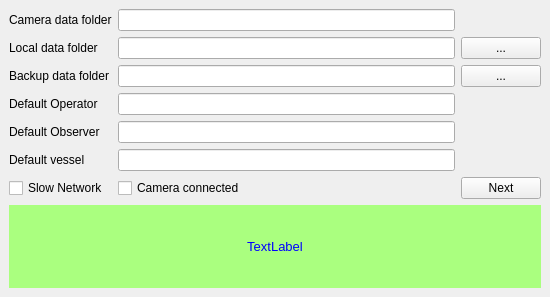
Before: the Qt Designer form src/resources/config.ui in open-AIMS/reefscan_desktop_data_manager, drawn with Qt 5.
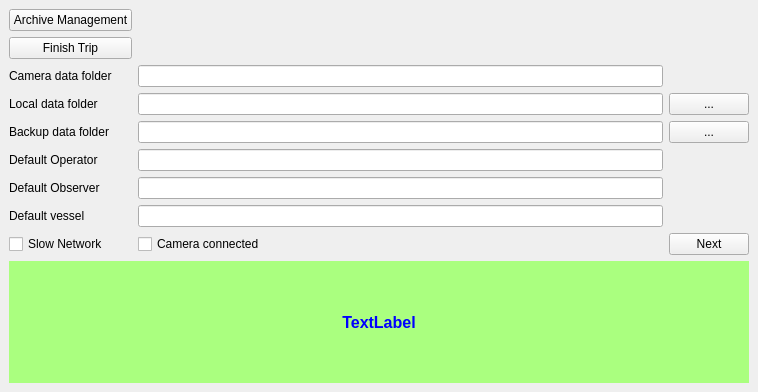
After: the same form once the commit is applied.

Patch:
```diff
--- a/src/resources/config.ui
+++ b/src/resources/config.ui
@@ -6,62 +6,79 @@
    <rect>
     <x>0</x>
     <y>0</y>
-    <width>550</width>
-    <height>297</height>
+    <width>758</width>
+    <height>392</height>
    </rect>
   </property>
   <property name="windowTitle">
-   <string>Configuration</string>
+   <string>AIMS - Reefscan Transom</string>
   </property>
   <widget class="QWidget" name="wid_main">
    <layout class="QGridLayout" name="gridLayout_4">
+    <item row="7" column="0">
+     <widget class="QLabel" name="label_5">
+      <property name="text">
+       <string>Default Observer</string>
+      </property>
+     </widget>
+    </item>
     <item row="5" column="0">
-     <widget class="QLabel" name="label_4">
+     <widget class="QLabel" name="label_2">
       <property name="text">
-       <string>Default vessel</string>
+       <string>Backup data folder</string>
       </property>
      </widget>
     </item>
-    <item row="4" column="1">
-     <widget class="QLineEdit" name="ed_observer"/>
+    <item row="9" column="2">
+     <widget class="QPushButton" name="btn_next">
+      <property name="text">
+       <string>Next</string>
+      </property>
+     </widget>
     </item>
-    <item row="3" column="1">
-     <widget class="QLineEdit" name="ed_operator"/>
+    <item row="5" column="1">
+     <widget class="QLineEdit" name="edBackup"/>
     </item>
-    <item row="1" column="2">
-     <widget class="QPushButton" name="btnLocal">
+    <item row="5" column="2">
+     <widget class="QPushButton" name="btnBackup">
       <property name="text">
        <string>...</string>
       </property>
      </widget>
     </item>
     <item row="3" column="0">
-     <widget class="QLabel" name="label_3">
+     <widget class="QLabel" name="label_6">
       <property name="text">
-       <string>Default Operator</string>
+       <string>Camera data folder</string>
       </property>
      </widget>
     </item>
-    <item row="6" column="0">
-     <widget class="QCheckBox" name="cbSlowNetwork">
+    <item row="8" column="1">
+     <widget class="QLineEdit" name="ed_vessel"/>
+    </item>
+    <item row="4" column="2">
+     <widget class="QPushButton" name="btnLocal">
       <property name="text">
-       <string>Slow Network</string>
+       <string>...</string>
       </property>
-      <property name="tristate">
-       <bool>false</bool>
-      </property>
      </widget>
     </item>
-    <item row="7" column="0" colspan="3">
+    <item row="3" column="1">
+     <widget class="QLineEdit" name="ed_camera_folder"/>
+    </item>
+    <item row="10" column="0" colspan="3">
      <widget class="QLabel" name="lblNextStep">
       <property name="font">
        <font>
-        <pointsize>10</pointsize>
+        <pointsize>12</pointsize>
+        <weight>75</weight>
+        <bold>true</bold>
        </font>
       </property>
       <property name="styleSheet">
        <string notr="true">background-color: rgb(170, 255, 127);
-color: blue;</string>
+color: blue;
+background-image: None</string>
       </property>
       <property name="text">
        <string>TextLabel</string>
@@ -74,66 +91,66 @@
       </property>
      </widget>
     </item>
-    <item row="4" column="0">
-     <widget class="QLabel" name="label_5">
-      <property name="text">
-       <string>Default Observer</string>
-      </property>
-     </widget>
-    </item>
-    <item row="2" column="1">
-     <widget class="QLineEdit" name="edBackup"/>
-    </item>
-    <item row="1" column="1">
-     <widget class="QLineEdit" name="edLocal"/>
-    </item>
-    <item row="2" column="2">
-     <widget class="QPushButton" name="btnBackup">
-      <property name="text">
-       <string>...</string>
-      </property>
-     </widget>
-    </item>
-    <item row="6" column="2">
-     <widget class="QPushButton" name="btn_next">
-      <property name="text">
-       <string>Next</string>
-      </property>
-     </widget>
-    </item>
-    <item row="2" column="0">
-     <widget class="QLabel" name="label_2">
-      <property name="text">
-       <string>Backup data folder</string>
-      </property>
-     </widget>
-    </item>
-    <item row="6" column="1">
+    <item row="9" column="1">
      <widget class="QCheckBox" name="cbCamera">
       <property name="text">
        <string>Camera connected</string>
       </property>
      </widget>
     </item>
-    <item row="5" column="1">
-     <widget class="QLineEdit" name="ed_vessel"/>
+    <item row="8" column="0">
+     <widget class="QLabel" name="label_4">
+      <property name="text">
+       <string>Default vessel</string>
+      </property>
+     </widget>
     </item>
-    <item row="1" column="0">
+    <item row="4" column="1">
+     <widget class="QLineEdit" name="edLocal"/>
+    </item>
+    <item row="9" column="0">
+     <widget class="QCheckBox" name="cbSlowNetwork">
+      <property name="text">
+       <string>Slow Network</string>
+      </property>
+      <property name="tristate">
+       <bool>false</bool>
+      </property>
+     </widget>
+    </item>
+    <item row="6" column="1">
+     <widget class="QLineEdit" name="ed_operator"/>
+    </item>
+    <item row="4" column="0">
      <widget class="QLabel" name="label">
       <property name="text">
        <string>Local data folder</string>
       </property>
      </widget>
     </item>
-    <item row="0" column="0">
-     <widget class="QLabel" name="label_6">
+    <item row="1" column="0">
+     <widget class="QPushButton" name="btnArchive">
       <property name="text">
-       <string>Camera data folder</string>
+       <string>Archive Management</string>
       </property>
      </widget>
     </item>
-    <item row="0" column="1">
-     <widget class="QLineEdit" name="ed_camera_folder"/>
+    <item row="7" column="1">
+     <widget class="QLineEdit" name="ed_observer"/>
+    </item>
+    <item row="6" column="0">
+     <widget class="QLabel" name="label_3">
+      <property name="text">
+       <string>Default Operator</string>
+      </property>
+     </widget>
+    </item>
+    <item row="2" column="0">
+     <widget class="QPushButton" name="btnFinishTrip">
+      <property name="text">
+       <string>Finish Trip</string>
+      </property>
+     </widget>
     </item>
    </layout>
   </widget>
```
